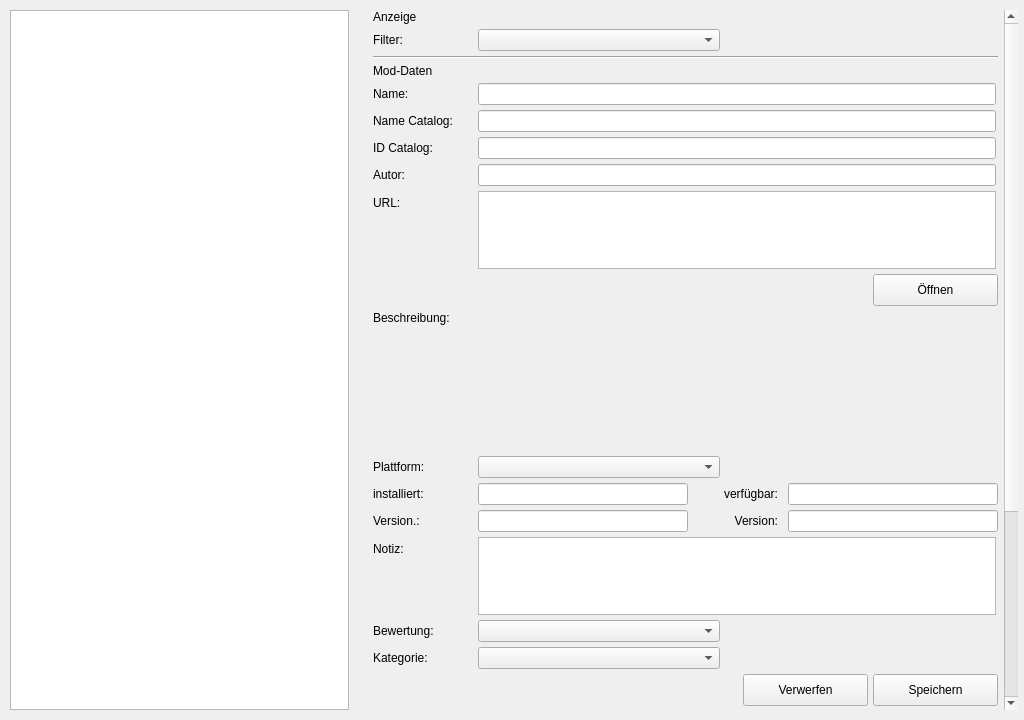
This is Structure/GUI/Page_Mods.ui in Looking4Git/Starfield_LOH as Qt 5 draws it before an edit. The edited form follows.
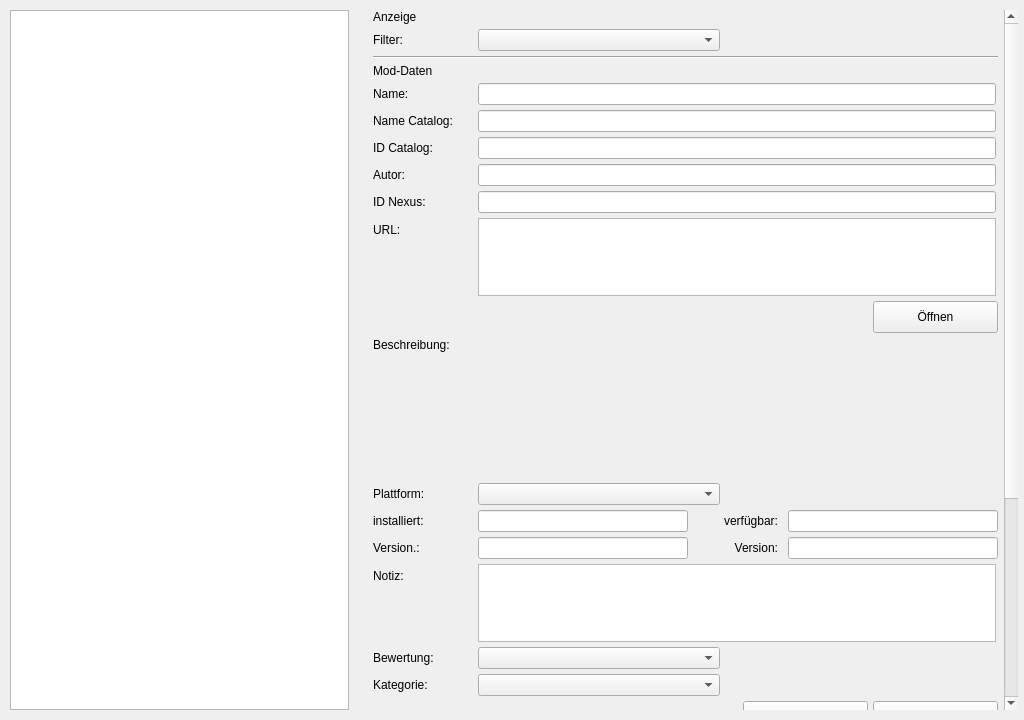
This is the edited form. Icons and pictures are not drawn.

Commit message: feat: ID Nexus Anzeige und Eingabe auf Mods/Update, Datumsformatierung DD.MM.YYYY und Update-Plattformfilter

```diff
--- a/Structure/GUI/Page_Mods.ui
+++ b/Structure/GUI/Page_Mods.ui
@@ -330,7 +330,42 @@
            </property>
           </widget>
          </item>
-         <item row="8" column="0">
+          <item row="8" column="0">
+           <widget class="QLabel" name="lbl_id_nexus_label">
+            <property name="text">
+             <string>ID Nexus:</string>
+            </property>
+            <property name="minimumSize">
+             <size>
+              <width>100</width>
+              <height>0</height>
+             </size>
+            </property>
+            <property name="maximumSize">
+             <size>
+              <width>100</width>
+              <height>16777215</height>
+             </size>
+            </property>
+           </widget>
+          </item>
+          <item row="8" column="1">
+           <widget class="QLineEdit" name="inp_id_nexus">
+            <property name="minimumSize">
+             <size>
+              <width>518</width>
+              <height>0</height>
+             </size>
+            </property>
+            <property name="maximumSize">
+             <size>
+              <width>518</width>
+              <height>16777215</height>
+             </size>
+            </property>
+           </widget>
+          </item>
+         <item row="9" column="0">
           <widget class="QLabel" name="lbl_url_label">
            <property name="text">
             <string>URL:</string>
@@ -349,7 +384,7 @@
            </property>
           </widget>
          </item>
-         <item row="8" column="1">
+         <item row="9" column="1">
           <layout class="QVBoxLayout" name="url_and_button_layout">
            <property name="spacing">
             <number>5</number>
@@ -421,7 +456,7 @@
            </item>
           </layout>
          </item>
-         <item row="9" column="0">
+         <item row="10" column="0">
           <widget class="QLabel" name="lbl_description_label">
            <property name="text">
             <string>Beschreibung:</string>
@@ -446,7 +481,7 @@
            </property>
           </widget>
          </item>
-         <item row="9" column="1">
+         <item row="10" column="1">
           <widget class="QWidget" name="container_description">
            <property name="sizePolicy">
             <sizepolicy hsizetype="Expanding" vsizetype="Fixed">
@@ -468,7 +503,7 @@
            </property>
           </widget>
          </item>
-         <item row="10" column="0">
+         <item row="11" column="0">
           <widget class="QLabel" name="lbl_platform_label">
            <property name="text">
             <string>Plattform:</string>
@@ -487,7 +522,7 @@
            </property>
           </widget>
          </item>
-         <item row="10" column="1">
+         <item row="11" column="1">
           <widget class="QComboBox" name="cmb_platform">
            <property name="minimumSize">
             <size>
@@ -503,7 +538,7 @@
            </property>
           </widget>
          </item>
-         <item row="11" column="0">
+         <item row="12" column="0">
           <widget class="QLabel" name="lbl_date_inst_label">
            <property name="text">
             <string>installiert:</string>
@@ -522,7 +557,7 @@
            </property>
           </widget>
          </item>
-         <item row="11" column="1">
+         <item row="12" column="1">
           <layout class="QHBoxLayout" name="layout_date_fields">
            <property name="spacing">
             <number>10</number>
@@ -596,7 +631,7 @@
            </item>
           </layout>
          </item>
-         <item row="12" column="0">
+         <item row="13" column="0">
           <widget class="QLabel" name="lbl_ver_inst_label">
            <property name="text">
             <string>Version.:</string>
@@ -615,7 +650,7 @@
            </property>
           </widget>
          </item>
-         <item row="12" column="1">
+         <item row="13" column="1">
           <layout class="QHBoxLayout" name="layout_ver_fields">
            <property name="spacing">
             <number>10</number>
@@ -689,7 +724,7 @@
            </item>
           </layout>
          </item>
-         <item row="13" column="0">
+         <item row="14" column="0">
           <widget class="QLabel" name="lbl_note_label">
            <property name="text">
             <string>Notiz:</string>
@@ -708,7 +743,7 @@
            </property>
           </widget>
          </item>
-         <item row="13" column="1">
+         <item row="14" column="1">
           <widget class="QTextEdit" name="inp_note">
            <property name="sizePolicy">
             <sizepolicy hsizetype="Expanding" vsizetype="Fixed">
@@ -733,7 +768,7 @@
            </property>
           </widget>
          </item>
-         <item row="14" column="0">
+         <item row="15" column="0">
           <widget class="QLabel" name="lbl_assessment_label">
            <property name="text">
             <string>Bewertung:</string>
@@ -752,7 +787,7 @@
            </property>
           </widget>
          </item>
-         <item row="14" column="1">
+         <item row="15" column="1">
           <layout class="QHBoxLayout" name="layout_assessment">
            <property name="spacing">
             <number>10</number>
@@ -807,7 +842,7 @@
            </item>
           </layout>
          </item>
-         <item row="15" column="0">
+         <item row="16" column="0">
           <widget class="QLabel" name="lbl_category_label">
            <property name="text">
             <string>Kategorie:</string>
@@ -826,23 +861,23 @@
            </property>
           </widget>
          </item>
-         <item row="15" column="1">
-          <widget class="QComboBox" name="cmb_category">
-           <property name="minimumSize">
-            <size>
-             <width>242</width>
-             <height>0</height>
-            </size>
-           </property>
-           <property name="maximumSize">
-            <size>
-             <width>242</width>
-             <height>16777215</height>
-            </size>
-           </property>
-          </widget>
-         </item>
          <item row="16" column="1">
+          <widget class="QComboBox" name="cmb_category">
+           <property name="minimumSize">
+            <size>
+             <width>242</width>
+             <height>0</height>
+            </size>
+           </property>
+           <property name="maximumSize">
+            <size>
+             <width>242</width>
+             <height>16777215</height>
+            </size>
+           </property>
+          </widget>
+         </item>
+         <item row="17" column="1">
           <layout class="QHBoxLayout" name="detail_button_layout">
            <property name="leftMargin">
             <number>0</number>
@@ -929,7 +964,7 @@
            </item>
           </layout>
          </item>
-         <item row="17" column="0">
+         <item row="18" column="0">
           <widget class="QLabel" name="lbl_components_label">
            <property name="text">
             <string>Komponenten:</string>
@@ -954,7 +989,7 @@
            </property>
           </widget>
          </item>
-         <item row="17" column="1">
+         <item row="18" column="1">
           <widget class="QTreeView" name="list_components">
            <property name="minimumSize">
             <size>
@@ -979,7 +1014,7 @@
            </property>
           </widget>
          </item>
-         <item row="18" column="0">
+         <item row="19" column="0">
           <widget class="QLabel" name="lbl_image_label">
            <property name="text">
             <string>Bild:</string>
@@ -1004,7 +1039,7 @@
            </property>
           </widget>
          </item>
-         <item row="18" column="1">
+         <item row="19" column="1">
           <widget class="QLabel" name="lbl_preview_image">
            <property name="minimumSize">
             <size>
```
The commit also changes 6 other files.
